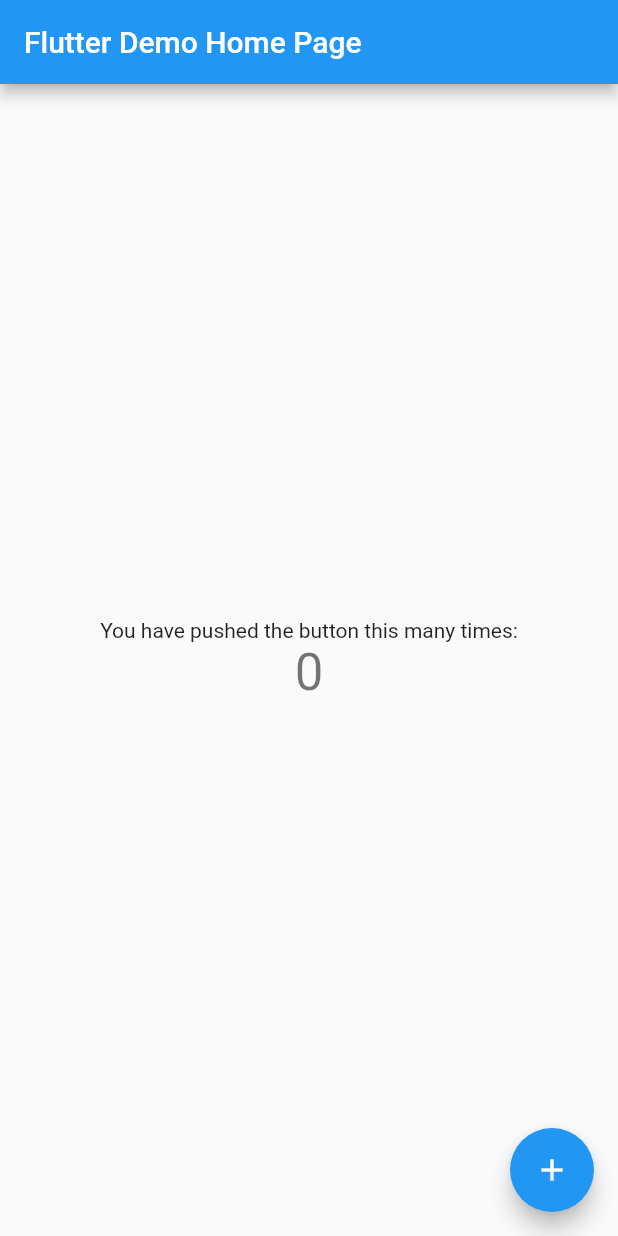
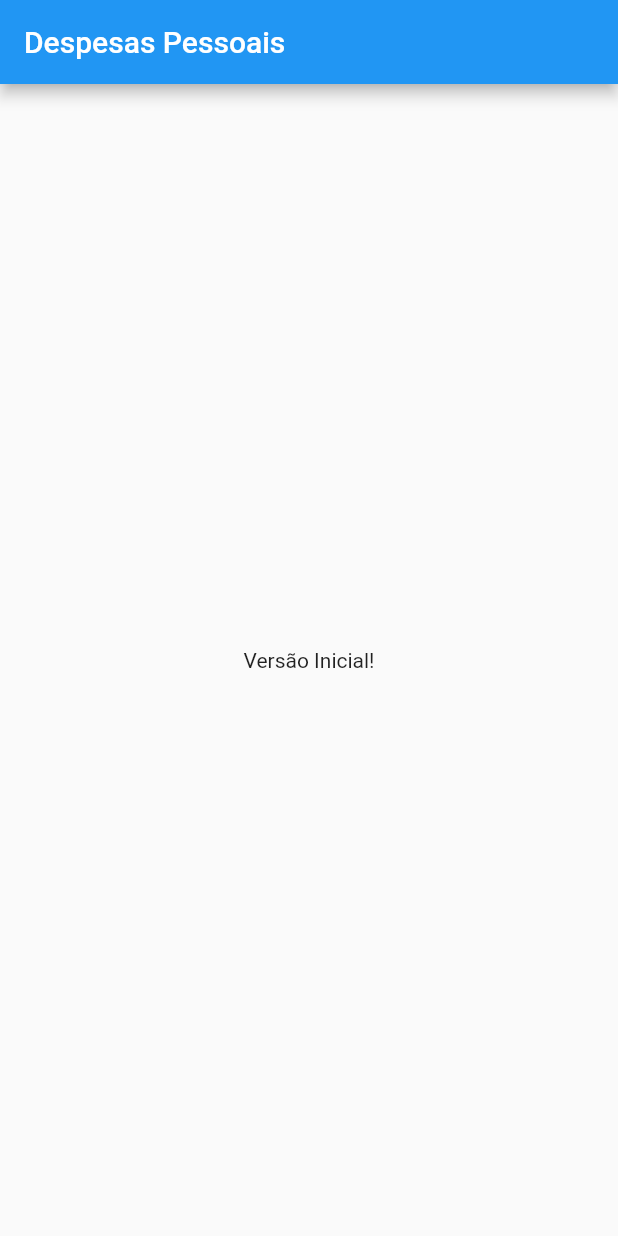
Before and after one commit to felipe-sousa/despesas_pessoais, a Flutter app: the screen it shows after launch, on a phone screen of 412 x 824 dp. Run offline on Flutter 3.47's test engine with Material 2 defaults, Android fonts, the phone set to English and light mode, and no system bars.

Commit message:
Versão inicial

```diff
--- a/lib/main.dart
+++ b/lib/main.dart
@@ -1,115 +1,30 @@
 import 'package:flutter/material.dart';
 
-void main() {
-  runApp(const MyApp());
-}
+main() => runApp(const ExpensesApp());
 
-class MyApp extends StatelessWidget {
-  const MyApp({Key? key}) : super(key: key);
+class ExpensesApp extends StatelessWidget {
+  const ExpensesApp({Key? key}) : super(key: key);
 
-  // This widget is the root of your application.
   @override
   Widget build(BuildContext context) {
-    return MaterialApp(
-      title: 'Flutter Demo',
-      theme: ThemeData(
-        // This is the theme of your application.
-        //
-        // Try running your application with "flutter run". You'll see the
-        // application has a blue toolbar. Then, without quitting the app, try
-        // changing the primarySwatch below to Colors.green and then invoke
-        // "hot reload" (press "r" in the console where you ran "flutter run",
-        // or simply save your changes to "hot reload" in a Flutter IDE).
-        // Notice that the counter didn't reset back to zero; the application
-        // is not restarted.
-        primarySwatch: Colors.blue,
-      ),
-      home: const MyHomePage(title: 'Flutter Demo Home Page'),
+    return const MaterialApp(
+      home: MyHomePage(),
     );
   }
 }
 
-class MyHomePage extends StatefulWidget {
-  const MyHomePage({Key? key, required this.title}) : super(key: key);
-
-  // This widget is the home page of your application. It is stateful, meaning
-  // that it has a State object (defined below) that contains fields that affect
-  // how it looks.
-
-  // This class is the configuration for the state. It holds the values (in this
-  // case the title) provided by the parent (in this case the App widget) and
-  // used by the build method of the State. Fields in a Widget subclass are
-  // always marked "final".
-
-  final String title;
-
-  @override
-  State<MyHomePage> createState() => _MyHomePageState();
-}
-
-class _MyHomePageState extends State<MyHomePage> {
-  int _counter = 0;
-
-  void _incrementCounter() {
-    setState(() {
-      // This call to setState tells the Flutter framework that something has
-      // changed in this State, which causes it to rerun the build method below
-      // so that the display can reflect the updated values. If we changed
-      // _counter without calling setState(), then the build method would not be
-      // called again, and so nothing would appear to happen.
-      _counter++;
-    });
-  }
+class MyHomePage extends StatelessWidget {
+  const MyHomePage({Key? key}) : super(key: key);
 
   @override
   Widget build(BuildContext context) {
-    // This method is rerun every time setState is called, for instance as done
-    // by the _incrementCounter method above.
-    //
-    // The Flutter framework has been optimized to make rerunning build methods
-    // fast, so that you can just rebuild anything that needs updating rather
-    // than having to individually change instances of widgets.
     return Scaffold(
       appBar: AppBar(
-        // Here we take the value from the MyHomePage object that was created by
-        // the App.build method, and use it to set our appbar title.
-        title: Text(widget.title),
+        title: const Text('Despesas Pessoais'),
       ),
-      body: Center(
-        // Center is a layout widget. It takes a single child and positions it
-        // in the middle of the parent.
-        child: Column(
-          // Column is also a layout widget. It takes a list of children and
-          // arranges them vertically. By default, it sizes itself to fit its
-          // children horizontally, and tries to be as tall as its parent.
-          //
-          // Invoke "debug painting" (press "p" in the console, choose the
-          // "Toggle Debug Paint" action from the Flutter Inspector in Android
-          // Studio, or the "Toggle Debug Paint" command in Visual Studio Code)
-          // to see the wireframe for each widget.
-          //
-          // Column has various properties to control how it sizes itself and
-          // how it positions its children. Here we use mainAxisAlignment to
-          // center the children vertically; the main axis here is the vertical
-          // axis because Columns are vertical (the cross axis would be
-          // horizontal).
-          mainAxisAlignment: MainAxisAlignment.center,
-          children: <Widget>[
-            const Text(
-              'You have pushed the button this many times:',
-            ),
-            Text(
-              '$_counter',
-              style: Theme.of(context).textTheme.headline4,
-            ),
-          ],
-        ),
+      body: const Center(
+        child: Text('Versão Inicial!'),
       ),
-      floatingActionButton: FloatingActionButton(
-        onPressed: _incrementCounter,
-        tooltip: 'Increment',
-        child: const Icon(Icons.add),
-      ), // This trailing comma makes auto-formatting nicer for build methods.
     );
   }
 }
```
Also changed, not shown: 1 other file.
